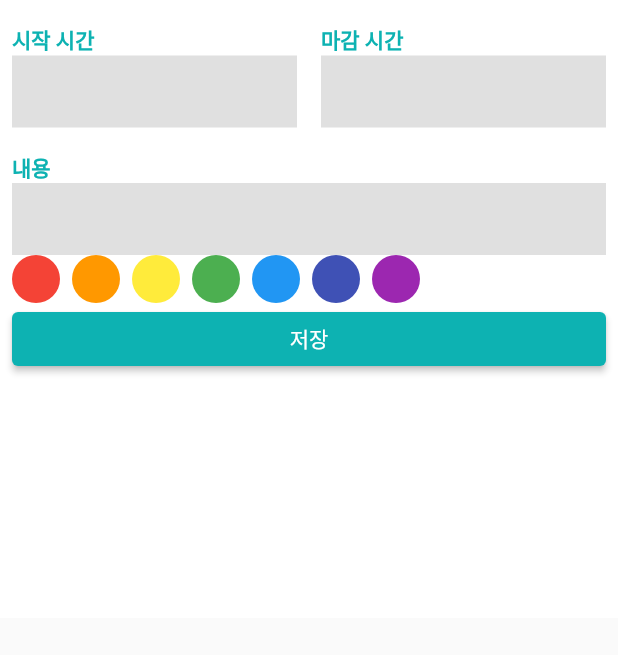
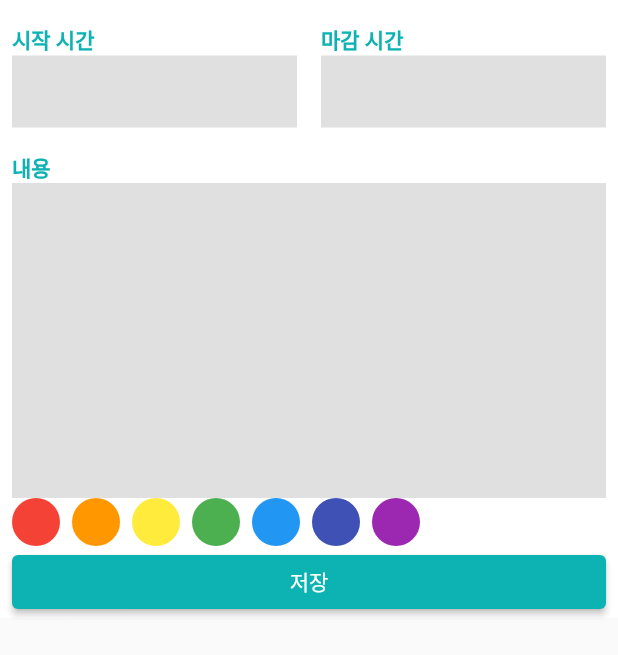
Before and after one commit to hwarak/FlutterStudy-CalendarScheduler, a Flutter app: the ScheduleBottom widget shown alone on an empty page, opened directly, on a phone screen of 412 x 824 dp. Shown: the top 655 px of the screen. Run offline on Flutter 3.47's test engine with Material 2 defaults, Android fonts, the light colour scheme and no system bars; our stand-ins replace table_calendar; Roboto replaces fonts that are missing (NotoSanse).

Commit message:
textField 마무리 작업

```diff
--- a/lib/components/custom_text_field.dart
+++ b/lib/components/custom_text_field.dart
@@ -4,7 +4,12 @@ import 'package:flutter/services.dart';
 
 class CustomTextField extends StatelessWidget {
   final String label;
-  const CustomTextField({Key? key, required this.label}) : super(key: key);
+  final bool isTime; // true-시간, false-내용
+  const CustomTextField({
+    Key? key,
+    required this.label,
+    required this.isTime,
+  }) : super(key: key);
 
   @override
   Widget build(BuildContext context) {
@@ -18,19 +23,28 @@ class CustomTextField extends StatelessWidget {
             fontWeight: FontWeight.w600,
           ),
         ),
-        TextField(
+        if (isTime) renderTextField(),
+        if (!isTime) Expanded(child: renderTextField()),
+      ],
+    );
+  }
+
+  Widget renderTextField() {
+    return TextField(
+      expands: !isTime, // ==> isTime ? false : true
       cursorColor: Colors.grey,
-          keyboardType: TextInputType.number,
-          inputFormatters: [
+      maxLines: isTime ? 1 : null,
+      keyboardType: isTime ? TextInputType.number : TextInputType.multiline,
+      inputFormatters: isTime
+          ? [
               FilteringTextInputFormatter.digitsOnly, // 말 그대로, 숫자만 쓸 수 있게 해주자.
-          ],
+            ]
+          : [],
       decoration: InputDecoration(
         border: InputBorder.none, // 텍스트필드 밑에 있는 밑줄 지우기
         filled: true, // 이걸 바꿔줘야지만 색을 변경할 수 있다
         fillColor: Colors.grey[300],
       ),
-        ),
-      ],
     );
   }
 }
--- a/lib/components/schedule_bottom_sheet.dart
+++ b/lib/components/schedule_bottom_sheet.dart
@@ -18,6 +18,7 @@ class ScheduleBottom extends StatelessWidget {
         // 맨 뒤에 들어가는 FocusNode()에 실제 textField와 연결이 되어있는 focusNode를 넣어주면
         //  해당되는 textField로 focus를 옮길 수 있다.
       },
+      child: SafeArea(
         child: Container(
           color: Colors.white,
           height: MediaQuery.of(context).size.height / 2 + bottomInset,
@@ -44,6 +45,7 @@ class ScheduleBottom extends StatelessWidget {
             ),
           ),
         ),
+      ),
     );
   }
 }
@@ -58,6 +60,7 @@ class _Time extends StatelessWidget {
         Expanded(
           child: CustomTextField(
             label: '시작 시간',
+            isTime: true,
           ),
         ),
         SizedBox(
@@ -66,6 +69,7 @@ class _Time extends StatelessWidget {
         Expanded(
           child: CustomTextField(
             label: '마감 시간',
+            isTime: true,
           ),
         ),
       ],
@@ -78,8 +82,11 @@ class _Contents extends StatelessWidget {
 
   @override
   Widget build(BuildContext context) {
-    return CustomTextField(
+    return Expanded(
+      child: CustomTextField(
         label: '내용',
+        isTime: false,
+      ),
     );
   }
 }
```
Lines whose indentation alone changed are shown as unchanged.
